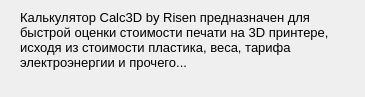
Ranzo/Calc3d_by_Risen, file src/view/ui/about.ui: the form before one commit.
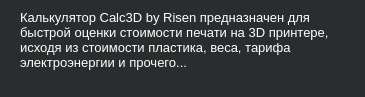
The form after the commit. Icons and pictures are not drawn.

The edit to the form file:
```diff
--- a/src/view/ui/about.ui
+++ b/src/view/ui/about.ui
@@ -1,7 +1,13 @@
 <?xml version="1.0" encoding="UTF-8"?>
 <ui version="4.0">
  <class>About</class>
- <widget class="QDialog" name="About">
+ <widget class="QDialog" name="progInfo">
+<property name="styleSheet">
+  <string notr="true">
+    background-color: rgb(42, 45, 46);
+    color: white; 
+  </string>
+</property>
   <property name="geometry">
    <rect>
     <x>0</x>
```
Left out of the diff: 2 changed lines with no effect on the pictures.
